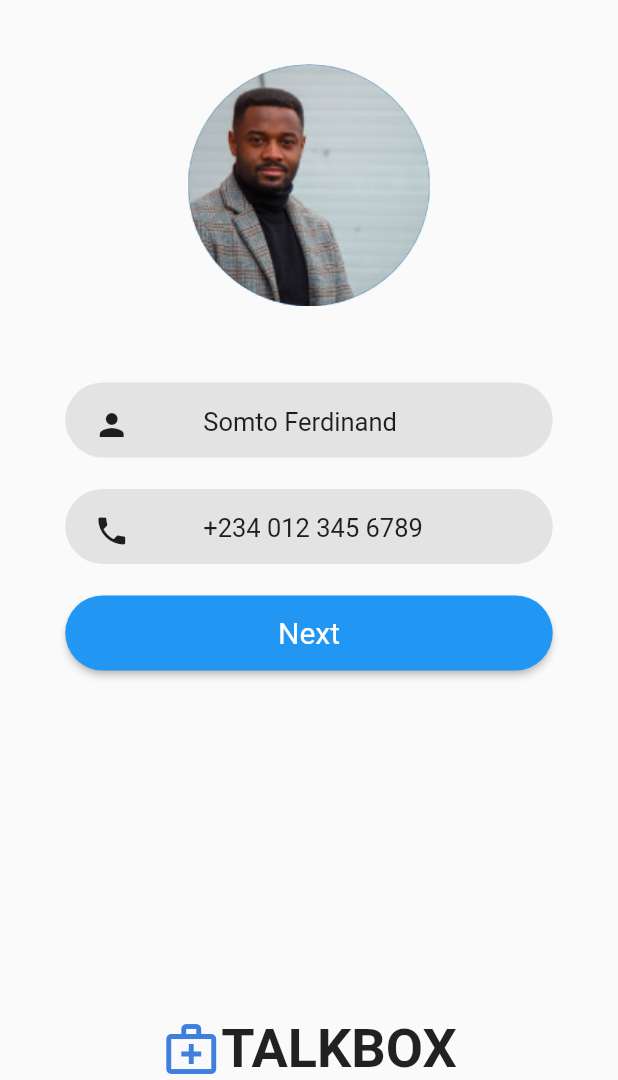
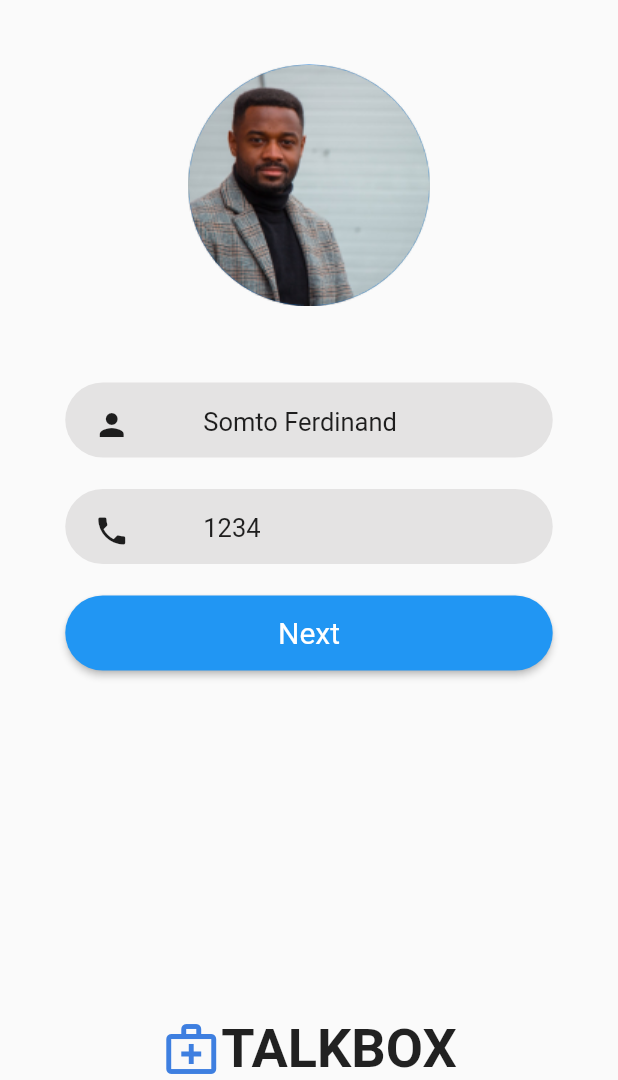
Before and after one commit to Qamariddindev-001/profile, a Flutter app: the screen it shows after launch, after a tap on "Next", on a phone screen of 412 x 824 dp, the part 156-1236 px from its top. Run offline on Flutter 3.47's test engine with Material 2 defaults, Android fonts, the phone set to English and light mode, and no system bars.

Commit message:
getphonenumber is done

```diff
--- a/lib/main.dart
+++ b/lib/main.dart
@@ -1,4 +1,20 @@
+import 'dart:convert';
+import 'package:profile/http.dart' as http;
+
 import 'package:flutter/material.dart';
+import 'package:http/http.dart' as http1;
+
+Future<String> getPhoneNumber() async {
+  print('started');
+  String url = 'https://randomuser.me/api/';
+  Uri uri = Uri.parse(url);
+
+  http1.Response response = await http.get(uri);
+
+  Map m = jsonDecode(response.body);
+  print(m);
+  return m['results'][0]['phone'];
+}
 
 void main() {
   runApp(const MyApp());
@@ -12,6 +28,8 @@ class MyApp extends StatefulWidget {
 }
 
 class _MyAppState extends State<MyApp> {
+  String phoneNumber = '1234';
+
   @override
   Widget build(BuildContext context) {
     return MaterialApp(
@@ -59,14 +77,17 @@ class _MyAppState extends State<MyApp> {
                 const SizedBox(height: 51),
                 const Rectangle(name: 'Somto Ferdinand', icon: Icons.person),
                 const SizedBox(height: 21),
-                const Rectangle(name: '+234 012 345 6789', icon: Icons.phone),
+                Rectangle(name: phoneNumber, icon: Icons.phone),
                 const SizedBox(height: 21),
                 ElevatedButton(
                   style: ButtonStyle(
                     shape: MaterialStateProperty.all(RoundedRectangleBorder(borderRadius: BorderRadius.circular(30))),
                     minimumSize: MaterialStateProperty.all(const Size(325, 50)),
                   ),
-                  onPressed: () {},
+                  onPressed: () async {
+                    phoneNumber = await getPhoneNumber();
+                    setState(() {});
+                  },
                   child: const Text(
                     'Next',
                     style: TextStyle(fontSize: 20, fontWeight: FontWeight.w400),
--- a/pubspec.yaml
+++ b/pubspec.yaml
@@ -35,6 +35,7 @@ dependencies:
   # The following adds the Cupertino Icons font to your application.
   # Use with the CupertinoIcons class for iOS style icons.
   cupertino_icons: ^1.0.2
+  http: ^1.0.0
 
 dev_dependencies:
   flutter_test:
```
Also changed, not shown: pubspec.lock, 1 other file.
